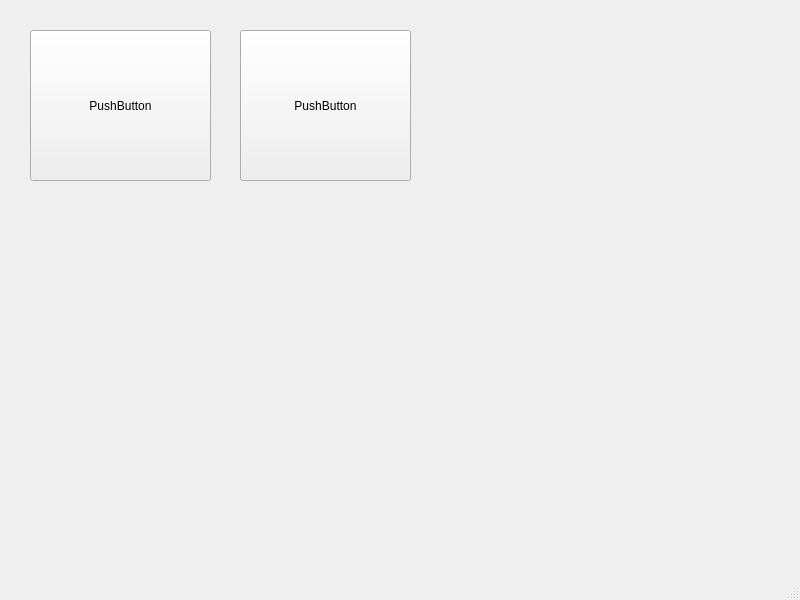
First picture: the form in apps/infinitethreaddataread/mainwindow.ui, repository GiovanniRaseraF/santoka_qt, before the edit.
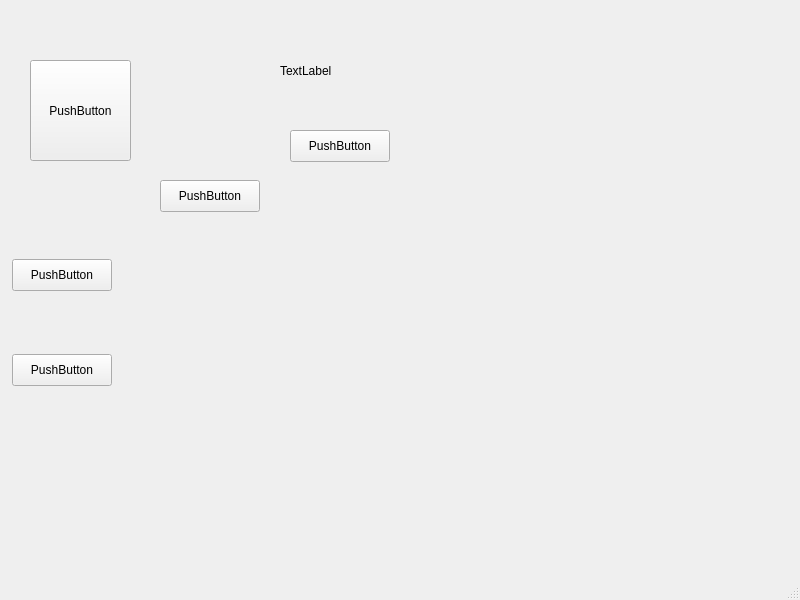
Second picture: the form after the edit.

Commit message: apps: added support for async info display on button, TOADD: display png trasparent background

Diff of the .ui file:
```diff
--- a/apps/infinitethreaddataread/mainwindow.ui
+++ b/apps/infinitethreaddataread/mainwindow.ui
@@ -17,10 +17,10 @@
    <widget class="QPushButton" name="pushButton">
     <property name="geometry">
      <rect>
-      <x>30</x>
-      <y>30</y>
-      <width>181</width>
-      <height>151</height>
+      <x>290</x>
+      <y>130</y>
+      <width>100</width>
+      <height>32</height>
      </rect>
     </property>
     <property name="text">
@@ -30,16 +30,71 @@
    <widget class="QPushButton" name="pushButton_2">
     <property name="geometry">
      <rect>
-      <x>240</x>
-      <y>30</y>
-      <width>171</width>
-      <height>151</height>
+      <x>30</x>
+      <y>60</y>
+      <width>101</width>
+      <height>101</height>
      </rect>
     </property>
     <property name="text">
      <string>PushButton</string>
     </property>
    </widget>
+   <widget class="QPushButton" name="pushButton_3">
+    <property name="geometry">
+     <rect>
+      <x>12</x>
+      <y>354</y>
+      <width>100</width>
+      <height>32</height>
+     </rect>
+    </property>
+    <property name="text">
+     <string>PushButton</string>
+    </property>
+   </widget>
+   <widget class="QPushButton" name="pushButton_4">
+    <property name="geometry">
+     <rect>
+      <x>12</x>
+      <y>259</y>
+      <width>100</width>
+      <height>32</height>
+     </rect>
+    </property>
+    <property name="text">
+     <string>PushButton</string>
+    </property>
+   </widget>
+   <widget class="QPushButton" name="pushButton_5">
+    <property name="geometry">
+     <rect>
+      <x>160</x>
+      <y>180</y>
+      <width>100</width>
+      <height>32</height>
+     </rect>
+    </property>
+    <property name="text">
+     <string>PushButton</string>
+    </property>
+   </widget>
+   <widget class="QLabel" name="label">
+    <property name="geometry">
+     <rect>
+      <x>280</x>
+      <y>20</y>
+      <width>261</width>
+      <height>101</height>
+     </rect>
+    </property>
+    <property name="styleSheet">
+     <string notr="true"/>
+    </property>
+    <property name="text">
+     <string>TextLabel</string>
+    </property>
+   </widget>
   </widget>
   <widget class="QMenuBar" name="menubar">
    <property name="geometry">
```
The commit also changes 9 other files.
